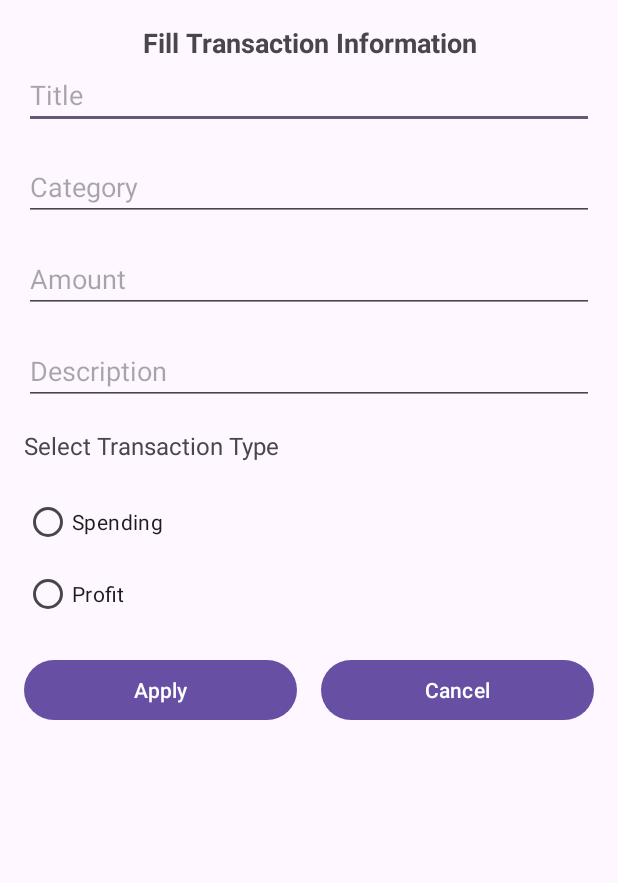
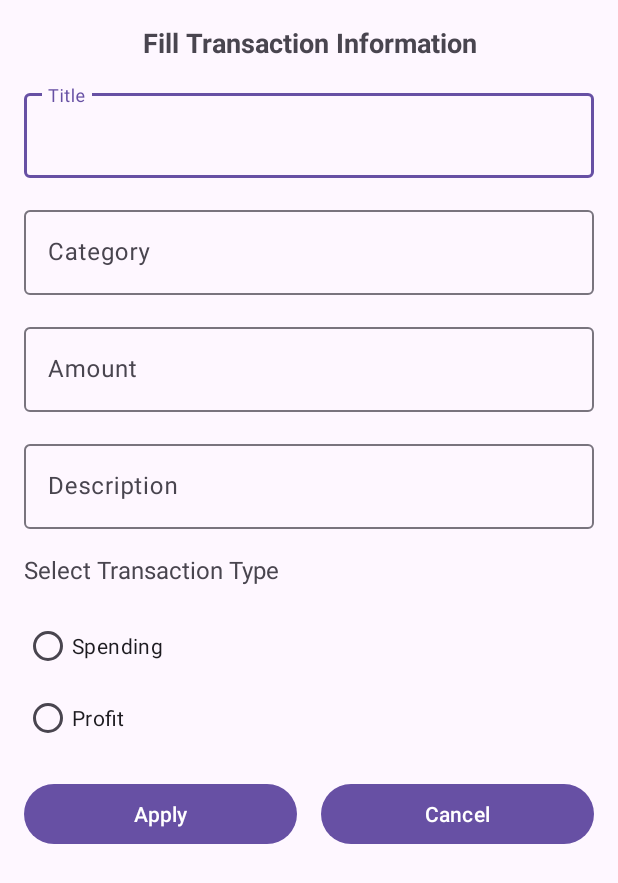
Before and after one commit to christmaaas/family-budget-manager, an Android app: the fragment AddTransactionFragment shown on its own in the app's theme, on a phone screen of 412 x 824 dp. Shown: the top 883 px of the screen. Run offline under Robolectric (Android 15) with nearby library versions, the phone set to English and light mode, and no system bars.

Commit message:
editText fields changed to textInputEditText

```diff
--- a/app/src/main/res/layout/fragment_add_transaction.xml
+++ b/app/src/main/res/layout/fragment_add_transaction.xml
@@ -18,47 +18,77 @@
         app:layout_constraintTop_toTopOf="parent"
         android:layout_marginBottom="16dp" />
 
-    <EditText
-        android:id="@+id/titleEditText"
+    <!-- Title Input -->
+    <com.google.android.material.textfield.TextInputLayout
+        android:id="@+id/titleLayout"
         android:layout_width="0dp"
         android:layout_height="wrap_content"
         android:hint="Title"
+        android:layout_marginTop="16dp"
         app:layout_constraintStart_toStartOf="parent"
         app:layout_constraintEnd_toEndOf="parent"
-        app:layout_constraintTop_toBottomOf="@id/transactionInfoText" />
+        app:layout_constraintTop_toBottomOf="@id/transactionInfoText">
 
-    <EditText
-        android:id="@+id/categoryEditText"
+        <com.google.android.material.textfield.TextInputEditText
+            android:id="@+id/titleEditText"
+            android:layout_width="match_parent"
+            android:layout_height="wrap_content" />
+    </com.google.android.material.textfield.TextInputLayout>
+
+    <!-- Category Input -->
+    <com.google.android.material.textfield.TextInputLayout
+        android:id="@+id/categoryLayout"
         android:layout_width="0dp"
         android:layout_height="wrap_content"
         android:hint="Category"
         app:layout_constraintStart_toStartOf="parent"
         app:layout_constraintEnd_toEndOf="parent"
-        app:layout_constraintTop_toBottomOf="@id/titleEditText"
-        android:layout_marginTop="16dp" />
+        app:layout_constraintTop_toBottomOf="@id/titleLayout"
+        android:layout_marginTop="16dp">
 
-    <EditText
-        android:id="@+id/amountEditText"
+        <com.google.android.material.textfield.TextInputEditText
+            android:id="@+id/categoryEditText"
+            android:layout_width="match_parent"
+            android:layout_height="wrap_content" />
+    </com.google.android.material.textfield.TextInputLayout>
+
+    <!-- Amount Input -->
+    <com.google.android.material.textfield.TextInputLayout
+        android:id="@+id/amountLayout"
         android:layout_width="0dp"
         android:layout_height="wrap_content"
         android:hint="Amount"
-        android:inputType="numberDecimal"
         app:layout_constraintStart_toStartOf="parent"
         app:layout_constraintEnd_toEndOf="parent"
-        app:layout_constraintTop_toBottomOf="@id/categoryEditText"
-        android:layout_marginTop="16dp" />
+        app:layout_constraintTop_toBottomOf="@id/categoryLayout"
+        android:layout_marginTop="16dp">
 
-    <EditText
-        android:id="@+id/descriptionEditText"
+        <com.google.android.material.textfield.TextInputEditText
+            android:id="@+id/amountEditText"
+            android:layout_width="match_parent"
+            android:layout_height="wrap_content"
+            android:inputType="numberDecimal" />
+    </com.google.android.material.textfield.TextInputLayout>
+
+    <!-- Description Input -->
+    <com.google.android.material.textfield.TextInputLayout
+        android:id="@+id/descriptionLayout"
         android:layout_width="0dp"
         android:layout_height="wrap_content"
         android:hint="Description"
-        android:inputType="date"
         app:layout_constraintStart_toStartOf="parent"
         app:layout_constraintEnd_toEndOf="parent"
-        app:layout_constraintTop_toBottomOf="@id/amountEditText"
-        android:layout_marginTop="16dp" />
+        app:layout_constraintTop_toBottomOf="@id/amountLayout"
+        android:layout_marginTop="16dp">
 
+        <com.google.android.material.textfield.TextInputEditText
+            android:id="@+id/descriptionEditText"
+            android:layout_width="match_parent"
+            android:layout_height="wrap_content"
+            android:inputType="text" />
+    </com.google.android.material.textfield.TextInputLayout>
+
+    <!-- Transaction Type Label -->
     <TextView
         android:id="@+id/transactionTypeLabel"
         android:layout_width="wrap_content"
@@ -66,9 +96,10 @@
         android:text="@string/select_transaction_type"
         android:textSize="16sp"
         app:layout_constraintStart_toStartOf="parent"
-        app:layout_constraintTop_toBottomOf="@id/descriptionEditText"
+        app:layout_constraintTop_toBottomOf="@id/descriptionLayout"
         android:layout_marginTop="16dp"/>
 
+    <!-- Transaction Type RadioGroup -->
     <RadioGroup
         android:id="@+id/transactionTypeRadioGroup"
         android:layout_width="wrap_content"
@@ -91,6 +122,7 @@
             android:text="@string/profit" />
     </RadioGroup>
 
+    <!-- Save Transaction Button -->
     <Button
         android:id="@+id/saveTransactionButton"
         android:layout_width="0dp"
@@ -102,6 +134,7 @@
         app:layout_constraintEnd_toStartOf="@id/cancelTransactionButton"
         android:layout_marginEnd="8dp"/>
 
+    <!-- Cancel Transaction Button -->
     <Button
         android:id="@+id/cancelTransactionButton"
         android:layout_width="0dp"
@@ -112,4 +145,5 @@
         app:layout_constraintStart_toEndOf="@id/saveTransactionButton"
         app:layout_constraintEnd_toEndOf="parent"
         android:layout_marginStart="8dp"/>
+
 </androidx.constraintlayout.widget.ConstraintLayout>
```
Also changed, not shown: app/src/main/res/layout/fragment_set_budget.xml (+23 -30 lines).
